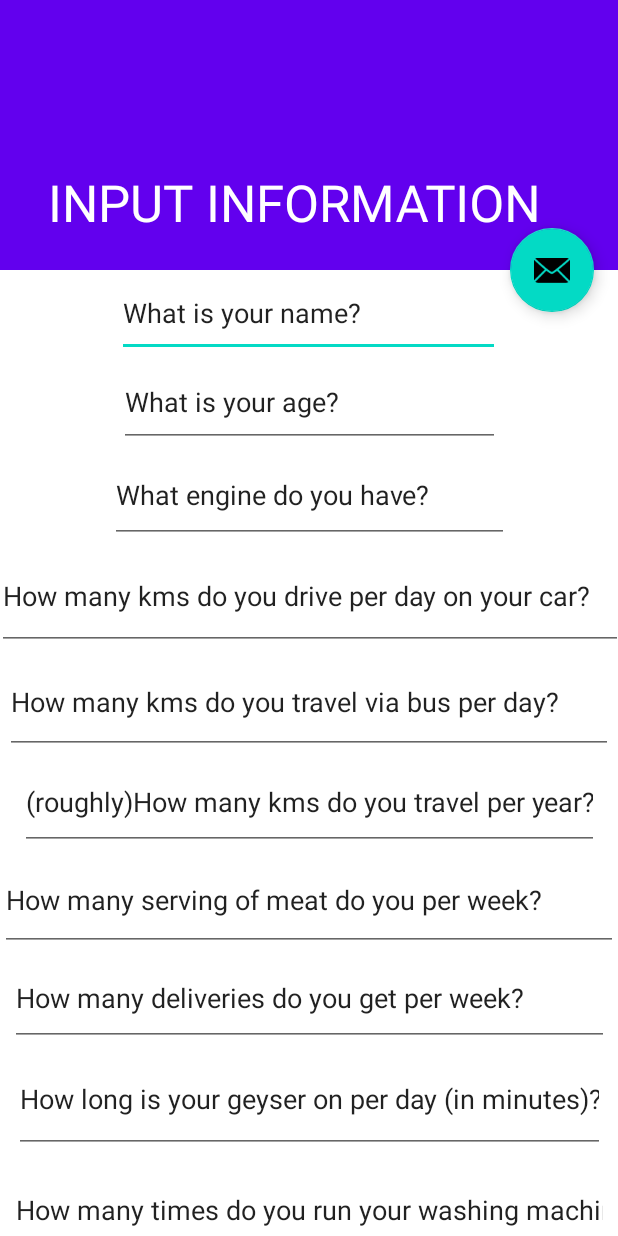
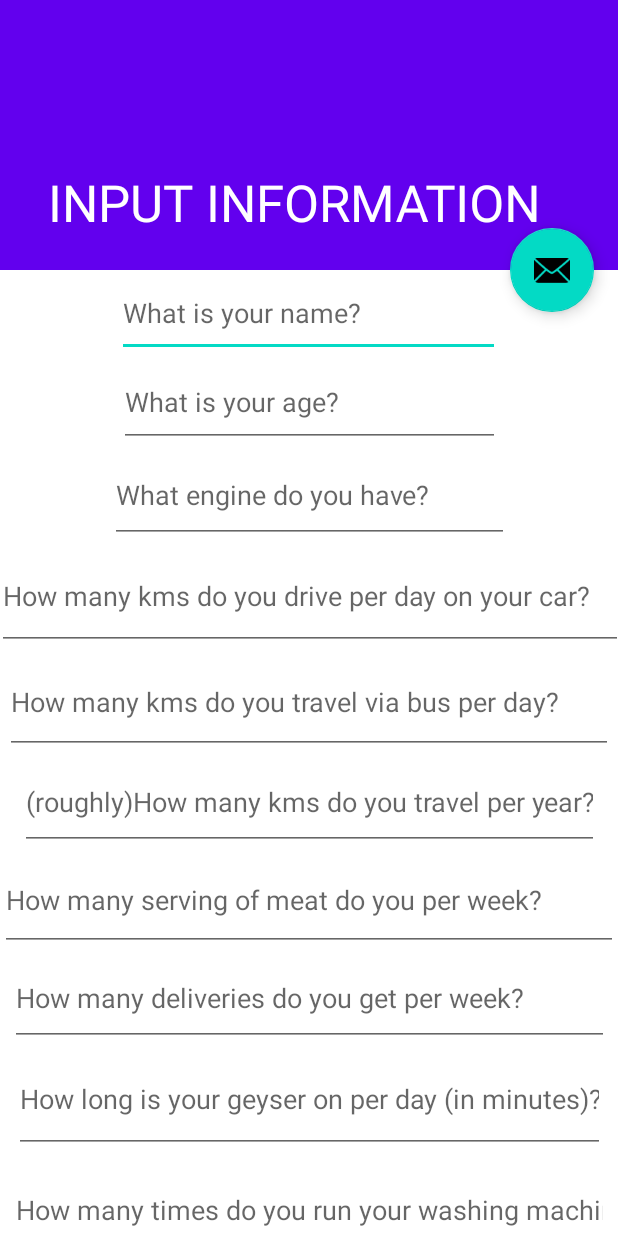
Before and after one commit to RisTEC/CarbonCoefficient, an Android app: the inputActivity screen opened directly, with no data from a screen before it, on a phone screen of 412 x 824 dp. Run offline under Robolectric (Android 15) with nearby library versions, the phone set to English and light mode, and no system bars.

Commit message:
update 3:45

```diff
--- a/app/src/main/res/layout/content_scrolling.xml
+++ b/app/src/main/res/layout/content_scrolling.xml
@@ -18,8 +18,8 @@
             android:layout_width="255dp"
             android:layout_height="58dp"
             android:ems="10"
+            android:hint="What is your name?"
             android:inputType="textPersonName"
-            android:text="What is your name?"
             app:layout_constraintEnd_toEndOf="parent"
             app:layout_constraintHorizontal_bias="0.497"
             app:layout_constraintStart_toStartOf="parent"
@@ -31,7 +31,7 @@
             android:layout_height="60dp"
             android:ems="10"
             android:inputType="textPersonName"
-            android:text="What is your age?"
+            android:hint= "What is your age?"
             app:layout_constraintEnd_toEndOf="parent"
             app:layout_constraintStart_toStartOf="parent"
             app:layout_constraintTop_toBottomOf="@+id/editTextTextPersonName" />
@@ -42,7 +42,7 @@
             android:layout_height="64dp"
             android:ems="10"
             android:inputType="textPersonName"
-            android:text="What engine do you have?"
+            android:hint= "What engine do you have?"
             app:layout_constraintEnd_toEndOf="parent"
             app:layout_constraintStart_toStartOf="parent"
             app:layout_constraintTop_toBottomOf="@+id/editTextTextPersonName2" />
@@ -53,7 +53,7 @@
             android:layout_height="71dp"
             android:ems="10"
             android:inputType="textPersonName"
-            android:text="How many kms do you drive per day on your car?"
+            android:hint= "How many kms do you drive per day on your car?"
             app:layout_constraintEnd_toEndOf="parent"
             app:layout_constraintStart_toStartOf="parent"
             app:layout_constraintTop_toBottomOf="@+id/editTextTextPersonName6" />
@@ -64,7 +64,7 @@
             android:layout_height="69dp"
             android:ems="10"
             android:inputType="textPersonName"
-            android:text="How many kms do you travel via bus per day?"
+            android:hint= "How many kms do you travel via bus per day?"
             app:layout_constraintEnd_toEndOf="parent"
             app:layout_constraintStart_toStartOf="parent"
             app:layout_constraintTop_toBottomOf="@+id/editTextTextPersonName7" />
@@ -75,7 +75,7 @@
             android:layout_height="64dp"
             android:ems="10"
             android:inputType="textPersonName"
-            android:text="(roughly)How many kms do you travel per year?"
+            android:hint= "(roughly)How many kms do you travel per year?"
             app:layout_constraintEnd_toEndOf="parent"
             app:layout_constraintStart_toStartOf="parent"
             app:layout_constraintTop_toBottomOf="@+id/editTextTextPersonName8" />
@@ -86,7 +86,7 @@
             android:layout_height="67dp"
             android:ems="10"
             android:inputType="textPersonName"
-            android:text="How many serving of meat do you per week?"
+            android:hint= "How many serving of meat do you per week?"
             app:layout_constraintEnd_toEndOf="parent"
             app:layout_constraintStart_toStartOf="parent"
             app:layout_constraintTop_toBottomOf="@+id/editTextTextPersonName9" />
@@ -97,7 +97,7 @@
             android:layout_height="63dp"
             android:ems="10"
             android:inputType="textPersonName"
-            android:text="How many deliveries do you get per week?"
+            android:hint= "How many deliveries do you get per week?"
             app:layout_constraintEnd_toEndOf="parent"
             app:layout_constraintStart_toStartOf="parent"
             app:layout_constraintTop_toBottomOf="@+id/editTextTextPersonName10" />
@@ -108,7 +108,7 @@
             android:layout_height="71dp"
             android:ems="10"
             android:inputType="textPersonName"
-            android:text="How long is your geyser on per day (in minutes)?"
+            android:hint= "How long is your geyser on per day (in minutes)?"
             app:layout_constraintEnd_toEndOf="parent"
             app:layout_constraintStart_toStartOf="parent"
             app:layout_constraintTop_toBottomOf="@+id/editTextTextPersonName11" />
@@ -119,10 +119,45 @@
             android:layout_height="76dp"
             android:ems="10"
             android:inputType="textPersonName"
-            android:text="How many times do you run your washing machine per week?"
+            android:hint= "How many times do you run your washing machine per week?"
             app:layout_constraintEnd_toEndOf="parent"
             app:layout_constraintStart_toStartOf="parent"
             app:layout_constraintTop_toBottomOf="@+id/editTextTextPersonName12" />
 
+        <EditText
+            android:id="@+id/editTextTextPersonName17"
+            android:layout_width="425dp"
+            android:layout_height="65dp"
+            android:ems="10"
+            android:inputType="textPersonName"
+            android:hint= "How long is your fan on per day (In hours)"
+            app:layout_constraintEnd_toEndOf="parent"
+            app:layout_constraintHorizontal_bias="0.437"
+            app:layout_constraintStart_toStartOf="parent"
+            app:layout_constraintTop_toBottomOf="@+id/editTextTextPersonName13" />
+
+        <EditText
+            android:id="@+id/editTextTextPersonName18"
+            android:layout_width="447dp"
+            android:layout_height="75dp"
+            android:layout_marginTop="4dp"
+            android:ems="10"
+            android:inputType="textPersonName"
+            android:hint= "How long are your lights on per day (In hours)?"
+            app:layout_constraintEnd_toEndOf="parent"
+            app:layout_constraintStart_toStartOf="parent"
+            app:layout_constraintTop_toBottomOf="@+id/editTextTextPersonName17" />
+
+        <EditText
+            android:id="@+id/editTextTextPersonName19"
+            android:layout_width="480dp"
+            android:layout_height="76dp"
+            android:ems="10"
+            android:inputType="textPersonName"
+            android:hint= "How many disposable plastics do you use per week?"
+            app:layout_constraintEnd_toEndOf="parent"
+            app:layout_constraintStart_toStartOf="parent"
+            app:layout_constraintTop_toBottomOf="@+id/editTextTextPersonName18" />
+
     </androidx.constraintlayout.widget.ConstraintLayout>
 </androidx.core.widget.NestedScrollView>
```
